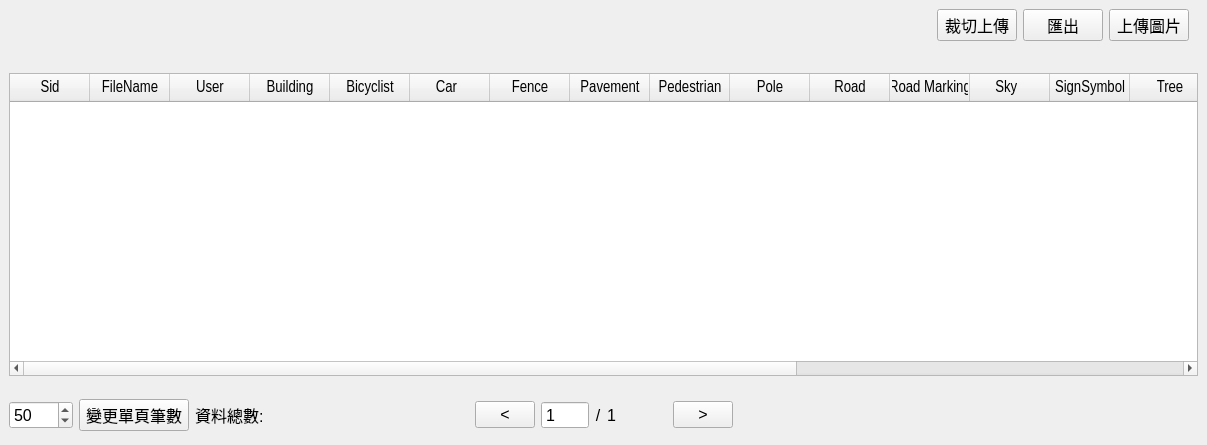
Old version of the form TfriClient/WTableAnalyze.ui in the repository roger0816/Tfri.
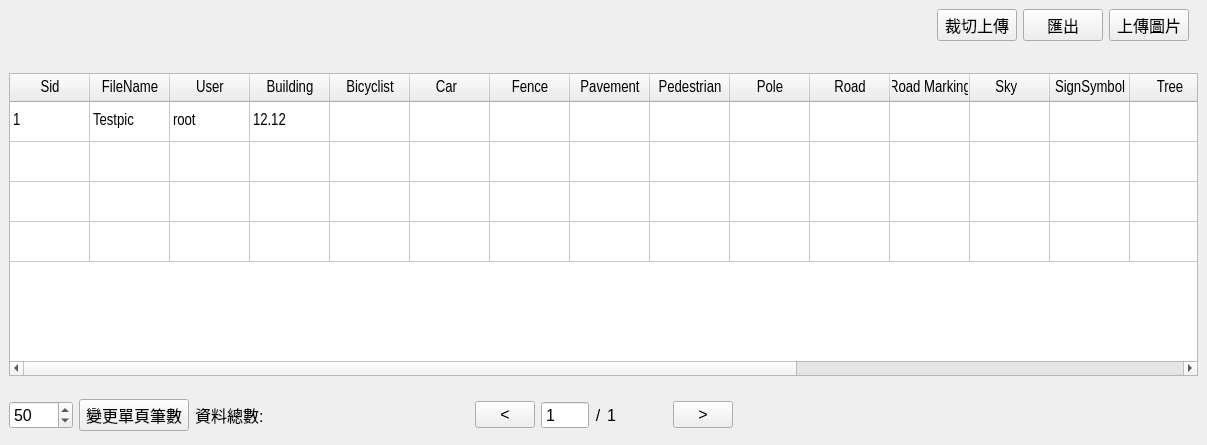
New version of the form.

Diff of the .ui file:
```diff
--- a/TfriClient/WTableAnalyze.ui
+++ b/TfriClient/WTableAnalyze.ui
@@ -81,6 +81,26 @@
         <attribute name="verticalHeaderDefaultSectionSize">
          <number>40</number>
         </attribute>
+        <row>
+         <property name="text">
+          <string>新增列</string>
+         </property>
+        </row>
+        <row>
+         <property name="text">
+          <string>新增列</string>
+         </property>
+        </row>
+        <row>
+         <property name="text">
+          <string>新增列</string>
+         </property>
+        </row>
+        <row>
+         <property name="text">
+          <string>新增列</string>
+         </property>
+        </row>
         <column>
          <property name="text">
           <string>Sid</string>
@@ -186,6 +206,26 @@
           <string>Picture (點擊詳細)</string>
          </property>
         </column>
+        <item row="0" column="0">
+         <property name="text">
+          <string>1</string>
+         </property>
+        </item>
+        <item row="0" column="1">
+         <property name="text">
+          <string>Testpic</string>
+         </property>
+        </item>
+        <item row="0" column="2">
+         <property name="text">
+          <string>root</string>
+         </property>
+        </item>
+        <item row="0" column="3">
+         <property name="text">
+          <string>12.12</string>
+         </property>
+        </item>
        </widget>
       </item>
       <item row="1" column="0">
```
Left out of the diff: 3 changed lines with no effect on the pictures.
